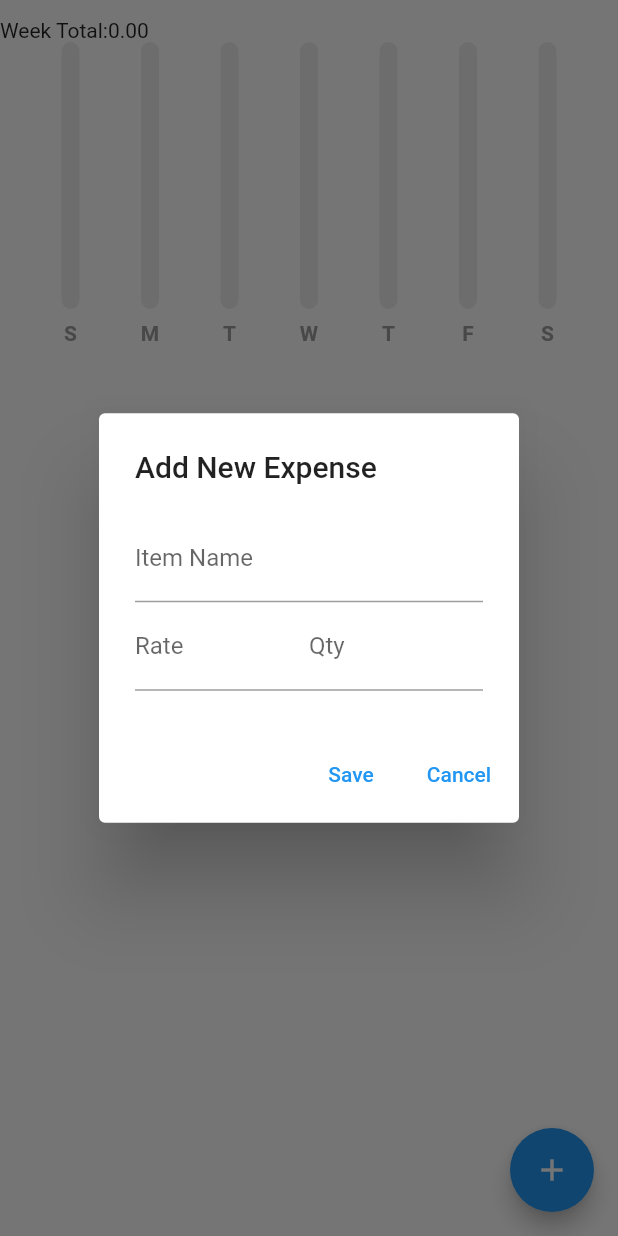
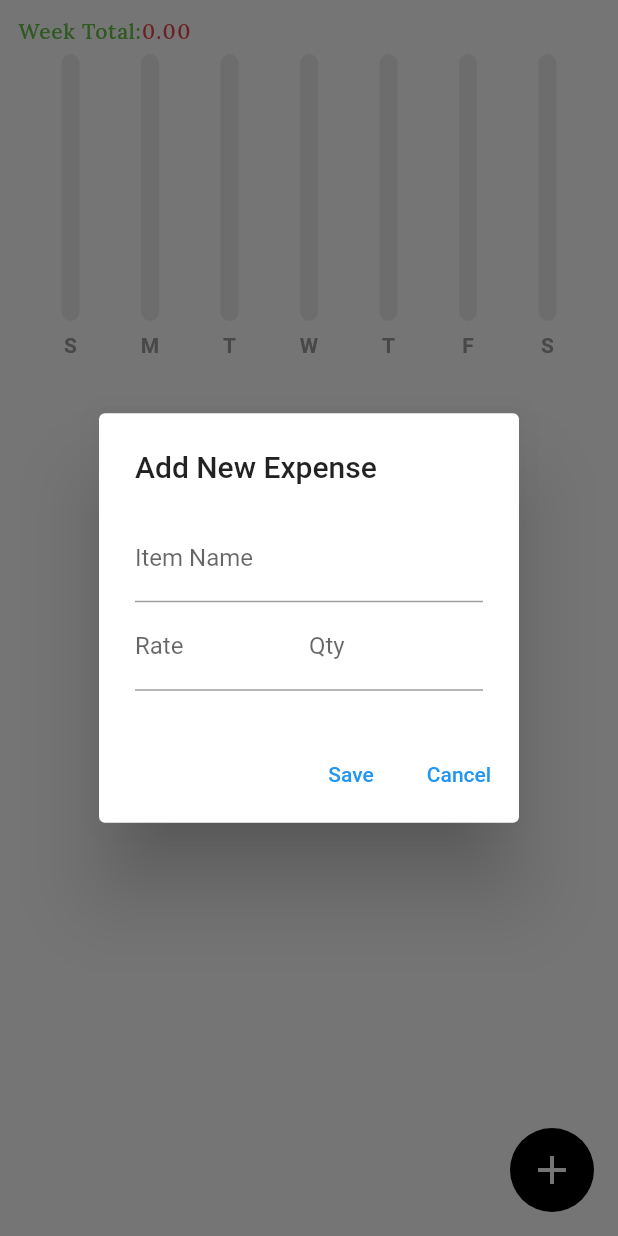
Before and after one commit to shahidjaber90/Expense-Tracker-App, a Flutter app: the screen it shows after launch, after a tap on the "add" icon, on a phone screen of 412 x 824 dp. Run offline on Flutter 3.47's test engine with Material 2 defaults, Android fonts, the phone set to English and light mode, and no system bars; drawn by our look-alikes of fl_chart; our stand-ins replace flutter_slidable, google_fonts, hive_flutter; accounts and stored records are empty.

Commit message:
styling complete

```diff
--- a/lib/screen/home_page.dart
+++ b/lib/screen/home_page.dart
@@ -1,5 +1,6 @@
 import 'package:expenses/Model/exoense_item.dart';
 import 'package:expenses/data/expense_data.dart';
+import 'package:expenses/utils/colors.dart';
 import 'package:expenses/widget/expense_summary.dart';
 import 'package:flutter/material.dart';
 import 'package:provider/provider.dart';
@@ -36,6 +37,7 @@ class _HomePageState extends State<HomePage> {
                   //Expense Name
                   TextField(
                     controller: newExpenseNameController,
+                    textCapitalization: TextCapitalization.words,
                     decoration: const InputDecoration(label: Text('Item Name')),
                   ),
                   // Expense Amount
@@ -114,12 +116,18 @@ class _HomePageState extends State<HomePage> {
         builder: (context, value, child) => Scaffold(
             backgroundColor: Colors.white,
             floatingActionButton: FloatingActionButton(
+              backgroundColor: Colors.black,
+              elevation: 0,
               onPressed: addNewExpense,
-              child: const Icon(Icons.add),
+              child: const Icon(
+                Icons.add,
+                size: 32,
+                color: Colors.white,
+              ),
             ),
             body: ListView(
               children: [
-              const SizedBox(
+                const SizedBox(
                   height: 12,
                 ),
                 // weekly summary
--- /dev/null
+++ b/lib/utils/colors.dart
@@ -0,0 +1,7 @@
+import 'package:flutter/material.dart';
+
+class ColorConstant {
+  static Color itemNameColor = const Color(0xff64c245);
+  static Color dateColor = const Color(0xff7B29A7);
+  static Color amountColor = const Color(0xffE94848 );
+}
--- a/lib/widget/expense_summary.dart
+++ b/lib/widget/expense_summary.dart
@@ -2,7 +2,10 @@ import 'package:expenses/bar%20graph/bar_graph.dart';
 import 'package:expenses/data/expense_data.dart';
 import 'package:expenses/datetime/date_time_helper.dart';
 import 'package:flutter/material.dart';
+import 'package:google_fonts/google_fonts.dart';
 import 'package:provider/provider.dart';
+
+import '../utils/colors.dart';
 
 class ExpenseSummary extends StatelessWidget {
   final DateTime startOfWeek;
@@ -84,11 +87,31 @@ class ExpenseSummary extends StatelessWidget {
     return Consumer<ExpenseData>(
       builder: (context, value, child) => Column(
         children: [
-           Row(
-            children: [
-              const Text('Week Total:'),
-            Text(calculateWeekTotal(value, sunday, monday, tuesday, wednesday, thursday, friday, saturday))
-            ],
+          Padding(
+            padding: const EdgeInsets.only(left: 12, bottom: 6),
+            child: Row(
+              children: [
+                Text(
+                  'Week Total:',
+                  style: GoogleFonts.lora(
+                      color: ColorConstant.itemNameColor,
+                      fontSize: 14,
+                      fontWeight: FontWeight.w500,
+                      letterSpacing: 0.5,
+                      decorationStyle: TextDecorationStyle.wavy),
+                ),
+                Text(
+                  calculateWeekTotal(value, sunday, monday, tuesday, wednesday,
+                      thursday, friday, saturday),
+                  style: GoogleFonts.lora(
+                      color: ColorConstant.amountColor,
+                      fontSize: 14,
+                      fontWeight: FontWeight.w500,
+                      letterSpacing: 1,
+                      decorationStyle: TextDecorationStyle.wavy),
+                )
+              ],
+            ),
           ),
           SizedBox(
             height: 200,
--- a/pubspec.yaml
+++ b/pubspec.yaml
@@ -41,6 +41,7 @@ dependencies:
   hive: ^2.2.3
   hive_flutter: ^1.1.0
   flutter_slidable: ^1.2.0
+  google_fonts: ^4.0.4
   # snackbar: ^1.0.2
 
 dev_dependencies:
```
Also changed, not shown: lib/widget/expense_tile.dart (+31 -15 lines), pubspec.lock.
